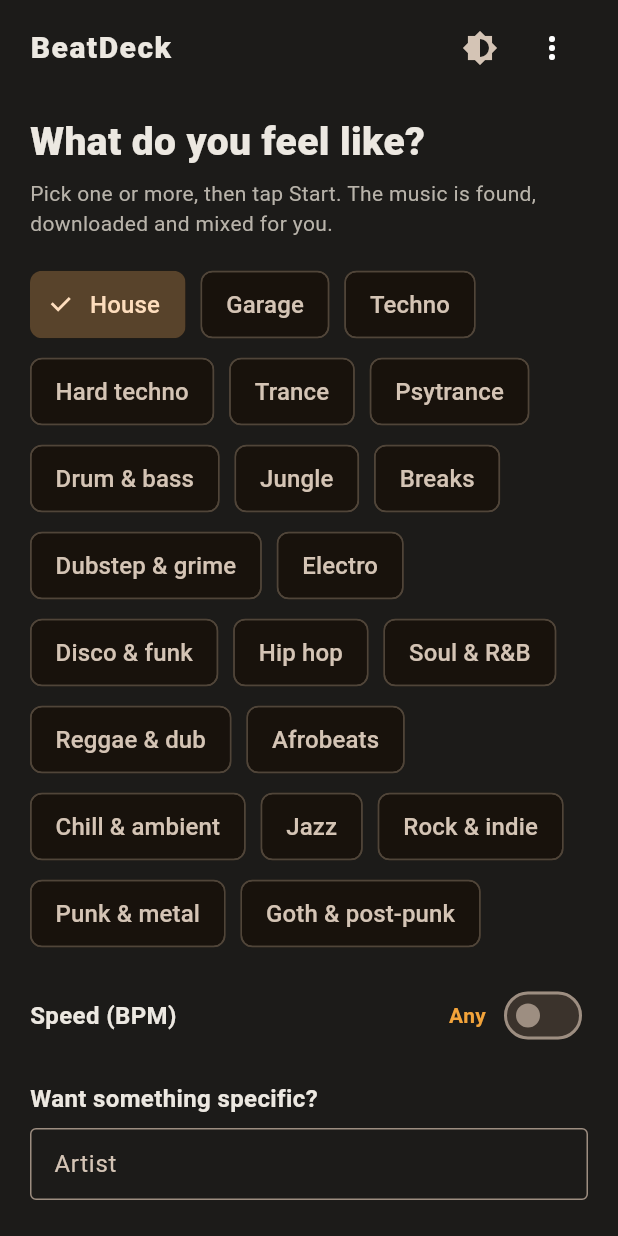
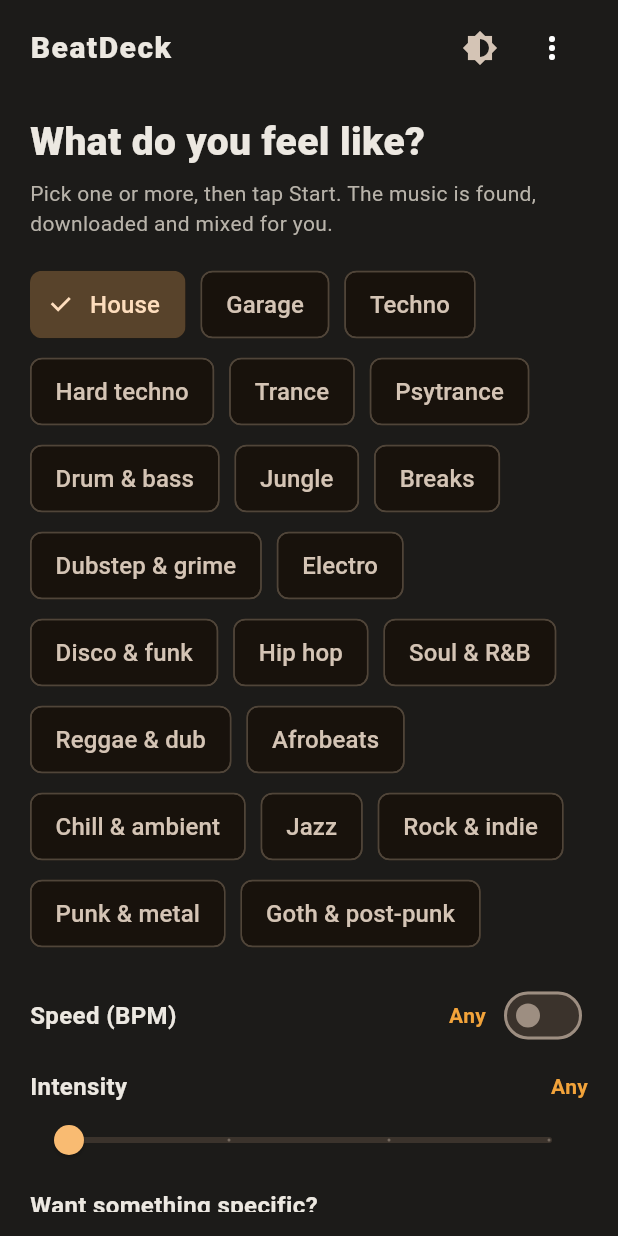
Before and after one commit to ben-clift/com.benclift.beatdeck.test, a Flutter app: the screen it shows after launch, on a phone screen of 412 x 824 dp. Run offline on Flutter 3.47's test engine with Material 3 defaults, Android fonts, the phone set to English and light mode, and no system bars; our stand-ins replace file_picker, permission_handler, share_plus, shared_preferences, sqflite; missing offline and left inert: dart:ffi; accounts and stored records are empty.

Commit message:
Simple mode: intensity slider
Co-Authored-By: Claude Sonnet 5.5 <noreply@anthropic.com>
Claude-Session: https://claude.ai/code/session_01A7zfBFjyu2NXi7pFPf2z4D

```diff
--- a/lib/ui/simple_view.dart
+++ b/lib/ui/simple_view.dart
@@ -65,6 +65,7 @@ class _SimpleViewState extends State<SimpleView> {
   bool _starting = false;
   final _artist = TextEditingController();
   final _track = TextEditingController();
+  double _intensity = 0;
   bool _bpmAny = true;
   RangeValues _bpm = const RangeValues(120, 130);
   String _note = '';
@@ -195,7 +196,7 @@ class _SimpleViewState extends State<SimpleView> {
       af.genre = genres.first;
       af.pinned = true;
       af.mixKinds = false;
-      af.intensity = 0;
+      af.intensity = _intensity.round();
       af.endless = true;
       var lo = 999.0, hi = 0.0;
       for (final grp in genreGroups) {
@@ -387,7 +388,22 @@ class _SimpleViewState extends State<SimpleView> {
             labels: RangeLabels('${_bpm.start.round()}', '${_bpm.end.round()}'),
             onChanged: _starting ? null : (v) => setState(() => _bpm = v),
           ),
-        const SizedBox(height: 20),
+        const SizedBox(height: 12),
+        Row(children: [
+          const Text('Intensity', style: TextStyle(fontSize: 16, fontWeight: FontWeight.w700)),
+          const Spacer(),
+          Text(const ['Any', 'Medium', 'High', 'Peak'][_intensity.round()],
+              style: const TextStyle(color: SideDeckTheme.accentA, fontWeight: FontWeight.w700)),
+        ]),
+        Slider(
+          value: _intensity,
+          min: 0,
+          max: 3,
+          divisions: 3,
+          label: const ['Any', 'Medium', 'High', 'Peak'][_intensity.round()],
+          onChanged: _starting ? null : (v) => setState(() => _intensity = v),
+        ),
+        const SizedBox(height: 8),
         _requestBox(running: false),
         const SizedBox(height: 20),
         SizedBox(
```
